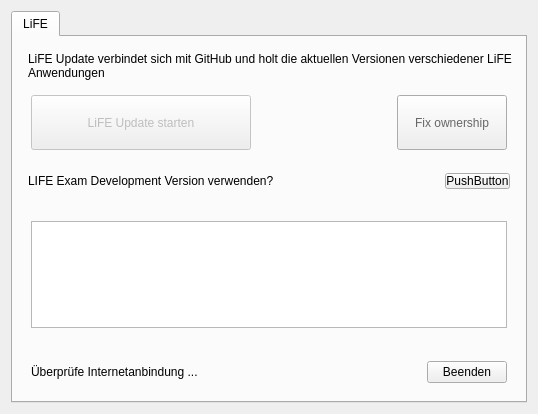
Qt form main.ui (valueerrorx/life-update) before a commit.
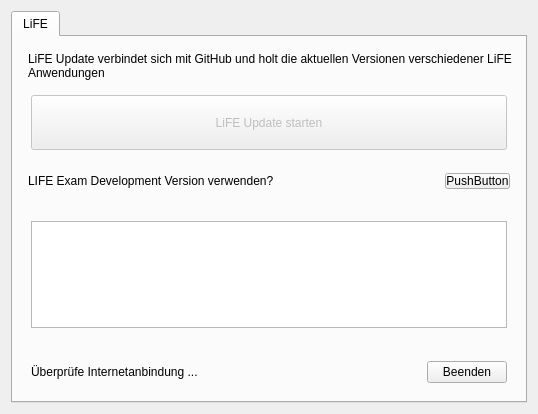
The same form after that commit.

Patch:
```diff
--- a/main.ui
+++ b/main.ui
@@ -103,38 +103,6 @@
             </property>
            </widget>
           </item>
-          <item>
-           <spacer name="horizontalSpacer">
-            <property name="orientation">
-             <enum>Qt::Horizontal</enum>
-            </property>
-            <property name="sizeHint" stdset="0">
-             <size>
-              <width>40</width>
-              <height>20</height>
-             </size>
-            </property>
-           </spacer>
-          </item>
-          <item>
-           <widget class="QPushButton" name="fixperm">
-            <property name="enabled">
-             <bool>true</bool>
-            </property>
-            <property name="minimumSize">
-             <size>
-              <width>110</width>
-              <height>55</height>
-             </size>
-            </property>
-            <property name="styleSheet">
-             <string notr="true">color:#666;</string>
-            </property>
-            <property name="text">
-             <string>Fix ownership</string>
-            </property>
-           </widget>
-          </item>
          </layout>
         </widget>
        </item>
```
